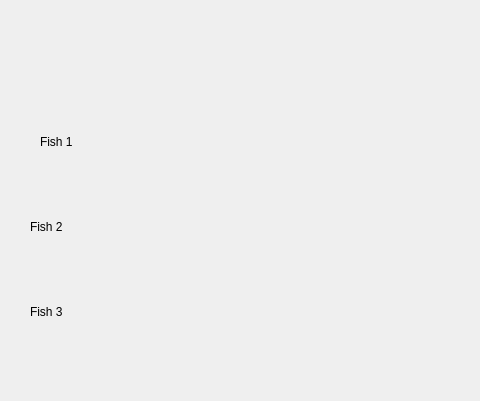
Old version of the form A8/view.ui in the repository University-of-Utah-CS3505/a8-edu-app-xing-liu123; both pictures show x 0 to 480 and y 199 to 600 of the 800 by 600 pixel window.
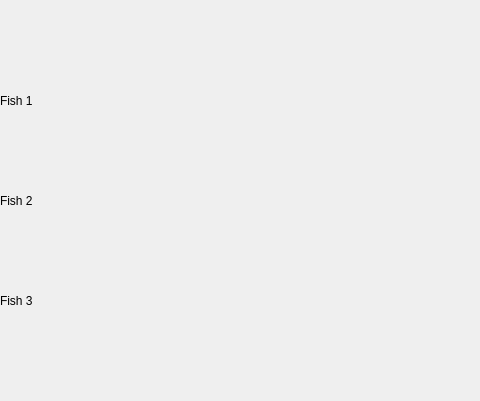
New version of the form. The open tabs and pages were chosen to show the change.

```diff
--- a/A8/view.ui
+++ b/A8/view.ui
@@ -157,10 +157,10 @@
      <widget class="QLabel" name="fish1Label">
       <property name="geometry">
        <rect>
-        <x>40</x>
-        <y>300</y>
-        <width>111</width>
-        <height>81</height>
+        <x>0</x>
+        <y>260</y>
+        <width>110</width>
+        <height>80</height>
        </rect>
       </property>
       <property name="mouseTracking">
@@ -173,10 +173,10 @@
      <widget class="QLabel" name="fish2Label">
       <property name="geometry">
        <rect>
-        <x>30</x>
-        <y>390</y>
-        <width>111</width>
-        <height>71</height>
+        <x>0</x>
+        <y>360</y>
+        <width>110</width>
+        <height>80</height>
        </rect>
       </property>
       <property name="mouseTracking">
@@ -189,10 +189,10 @@
      <widget class="QLabel" name="fish3Label">
       <property name="geometry">
        <rect>
-        <x>30</x>
-        <y>480</y>
-        <width>111</width>
-        <height>61</height>
+        <x>0</x>
+        <y>460</y>
+        <width>110</width>
+        <height>80</height>
        </rect>
       </property>
       <property name="mouseTracking">
```
Left out of the diff: 2 changed lines with no effect on the pictures.
